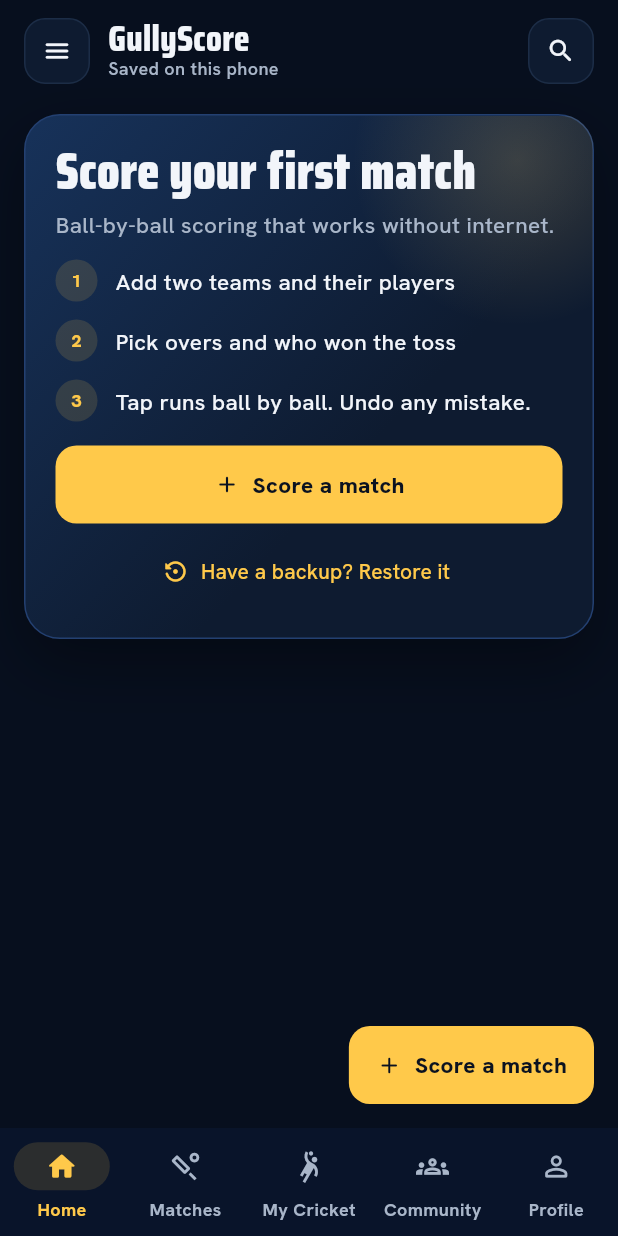
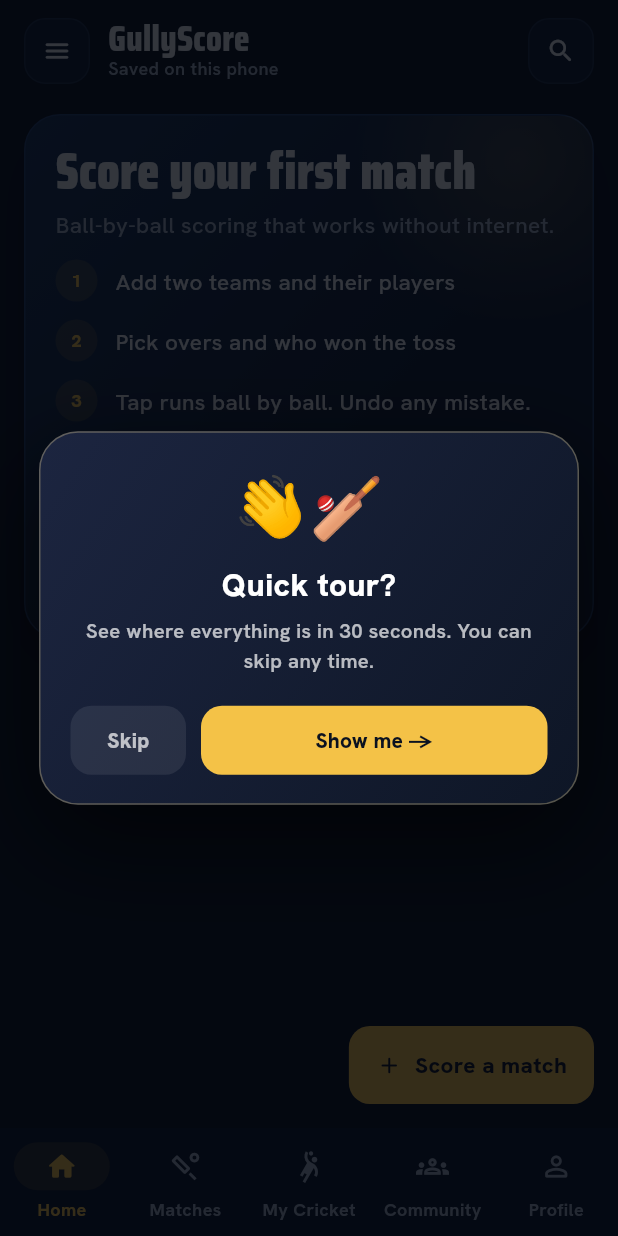
Before and after one commit to careermateapk/gullyscore, a Flutter app: the Shell screen opened directly, on a phone screen of 412 x 824 dp. Run offline on Flutter 3.47's test engine with Material 3 defaults, Android fonts, the phone set to English and light mode, and no system bars; our stand-ins replace file_picker, firebase_core, firebase_messaging, geolocator, google_sign_in, image_picker and 3 more; accounts and stored records are empty.

Commit message:
First-time app tour: spotlight on each button with a gold tip card (Menu → App tour plays it again)
Co-Authored-By: Claude Opus 5.5 <noreply@anthropic.com>
Claude-Session: https://claude.ai/code/session_01PJ6mWt7KeUbyAJPetBBxNh

```diff
--- a/lib/app/strings.dart
+++ b/lib/app/strings.dart
@@ -39,6 +39,7 @@ class Strings {
     'all_time': 'All time',
     'amount_hint': 'Amount (₹)',
     'app_name': 'GullyScore',
+    'app_tour': 'App tour',
     'appearance': 'Appearance',
     'are_you_coming': 'Are you coming?',
     'are_you_player': 'Are you a player?',
@@ -1135,6 +1136,25 @@ class Strings {
     'toss_bat': '{team} won the toss and chose to bat',
     'toss_bowl': '{team} won the toss and chose to bowl',
     'total': 'Total',
+    'tour_community_b': 'Posts, leaderboards and top players near you.',
+    'tour_community_t': 'Community',
+    'tour_lets_play': 'Let\'s play 🏏',
+    'tour_link_b': 'Got a match link on WhatsApp? Open it here and watch every ball live.',
+    'tour_link_t': 'Follow a match',
+    'tour_matches_b': 'Live, upcoming and finished matches from your area.',
+    'tour_matches_t': 'Matches',
+    'tour_menu_b': 'Grounds near you, bookings, tournaments, settings and help — all in this menu.',
+    'tour_menu_t': 'Everything else',
+    'tour_mycricket_b': 'Your stats, player card, level and badges live here.',
+    'tour_mycricket_t': 'My Cricket',
+    'tour_q_body': 'See where everything is in 30 seconds. You can skip any time.',
+    'tour_q_title': 'Quick tour?',
+    'tour_score_b': 'Tap here to start a new match. Score every ball with one tap — works even without internet.',
+    'tour_score_t': 'Score a match',
+    'tour_search_b': 'Find any player, team or match in a second.',
+    'tour_search_t': 'Search',
+    'tour_show_me': 'Show me',
+    'tour_step_n': 'Step {i} of {n}',
     'tournament_empty_body': 'Add teams, pick a format and GullyScore makes every fixture, table and knockout for you.',
     'tournament_empty_title': 'Run your own tournament',
     'tournament_name_hint': 'Tournament name, e.g. MPL 2026',
@@ -1287,6 +1307,7 @@ class Strings {
     'all_time': 'अब तक',
     'amount_hint': 'रक़म (₹)',
     'app_name': 'GullyScore',
+    'app_tour': 'ऐप टूर',
     'appearance': 'दिखावट',
     'are_you_coming': 'क्या आप आ रहे हैं?',
     'are_you_player': 'क्या आप खिलाड़ी हैं?',
@@ -2383,6 +2404,25 @@ class Strings {
     'toss_bat': '{team} ने टॉस जीतकर बैटिंग चुनी',
     'toss_bowl': '{team} ने टॉस जीतकर बॉलिंग चुनी',
     'total': 'कुल',
+    'tour_community_b': 'पोस्ट, लीडरबोर्ड और आपके पास के टॉप खिलाड़ी।',
+    'tour_community_t': 'कम्युनिटी',
+    'tour_lets_play': 'चलो खेलें 🏏',
+    'tour_link_b': 'WhatsApp पर मैच का लिंक मिला? यहाँ खोलें और हर बॉल लाइव देखें।',
+    'tour_link_t': 'मैच फ़ॉलो करें',
+    'tour_matches_b': 'आपके इलाक़े के लाइव, आने वाले और खत्म हुए मैच।',
+    'tour_matches_t': 'मैच',
+    'tour_menu_b': 'पास के ग्राउंड, बुकिंग, टूर्नामेंट, सेटिंग्स और मदद — सब इस मेन्यू में।',
+    'tour_menu_t': 'बाकी सब कुछ',
+    'tour_mycricket_b': 'आपके आँकड़े, प्लेयर कार्ड, लेवल और बैज यहाँ हैं।',
+    'tour_mycricket_t': 'मेरा क्रिकेट',
+    'tour_q_body': '30 सेकंड में देखें कि क्या कहाँ है। कभी भी छोड़ सकते हैं।',
+    'tour_q_title': 'छोटा सा टूर?',
+    'tour_score_b': 'नया मैच शुरू करने के लिए यहाँ दबाएँ। हर बॉल एक टैप में — बिना इंटरनेट के भी।',
+    'tour_score_t': 'मैच स्कोर करें',
+    'tour_search_b': 'कोई भी खिलाड़ी, टीम या मैच तुरंत ढूँढें।',
+    'tour_search_t': 'खोजें',
+    'tour_show_me': 'दिखाओ',
+    'tour_step_n': 'स्टेप {i} / {n}',
     'tournament_empty_body': 'टीमें जोड़ें, फ़ॉर्मेट चुनें, और GullyScore सारे मैच, टेबल और नॉकआउट ख़ुद बना देगा।',
     'tournament_empty_title': 'अपना टूर्नामेंट चलाएँ',
     'tournament_name_hint': 'टूर्नामेंट का नाम, जैसे MPL 2026',
--- a/lib/ui/screens/app_drawer.dart
+++ b/lib/ui/screens/app_drawer.dart
@@ -5,6 +5,7 @@ import 'package:flutter/material.dart';
 import '../../app/scope.dart';
 import '../../app/theme.dart';
 import '../../data/models.dart';
+import '../widgets/app_tour.dart';
 import '../widgets/common.dart';
 import 'booking_screens.dart';
 import 'grounds_screen.dart';
@@ -93,6 +94,7 @@ class AppDrawer extends StatelessWidget {
           item(Icons.article_outlined, const Color(0xFF5B9BFF), context.tr('nav_news'), () => _push(context, const NewsScreen(pushed: true))),
           Padding(padding: const EdgeInsets.symmetric(horizontal: 18, vertical: Space.s), child: Divider(color: p.line, height: 1)),
           item(Icons.help_outline_rounded, const Color(0xFF5B9BFF), context.tr('help_and_faq'), () => _push(context, const FaqScreen())),
+          item(Icons.tour_outlined, p.goldText, context.tr('app_tour'), () => _run(context, (_) => tourRequest.value++)),
           item(Icons.lock_outline_rounded, p.win, context.tr('privacy_policy'), () => _push(context, const InfoScreen(kind: 'privacy'))),
           item(Icons.description_outlined, p.text2, context.tr('terms'), () => _push(context, const InfoScreen(kind: 'terms'))),
           item(Icons.info_outline_rounded, const Color(0xFFFF8A3D), context.tr('about_us'), () => _push(context, const InfoScreen(kind: 'about'))),
--- a/lib/ui/screens/home_screen.dart
+++ b/lib/ui/screens/home_screen.dart
@@ -6,6 +6,7 @@ import '../../app/theme.dart';
 import '../../data/models.dart';
 import '../../scoring/engine.dart';
 import '../../scoring/predictor.dart';
+import '../widgets/app_tour.dart';
 import '../widgets/common.dart';
 import 'backup_ui.dart';
 import 'match_centre_screen.dart';
@@ -151,10 +152,13 @@ class _HomeScreenState extends State<HomeScreen> {
           Positioned(
             right: Space.edge,
             bottom: Space.l,
-            child: GoldButton(
-              label: context.tr('score_a_match'),
-              icon: Icons.add_rounded,
-              onPressed: () => Navigator.push(context, MaterialPageRoute(builder: (_) => const NewMatchScreen())),
+            child: KeyedSubtree(
+              key: TourKeys.score,
+              child: GoldButton(
+                label: context.tr('score_a_match'),
+                icon: Icons.add_rounded,
+                onPressed: () => Navigator.push(context, MaterialPageRoute(builder: (_) => const NewMatchScreen())),
+              ),
             ),
           ),
         ]);
@@ -173,7 +177,7 @@ class _TopBar extends StatelessWidget {
     return Padding(
       padding: const EdgeInsets.fromLTRB(Space.edge, Space.m, Space.edge, Space.s),
       child: Row(children: [
-        IconBtn(icon: Icons.menu_rounded, tooltip: context.tr('menu'), onPressed: () => Scaffold.of(context).openDrawer()),
+        KeyedSubtree(key: TourKeys.menu, child: IconBtn(icon: Icons.menu_rounded, tooltip: context.tr('menu'), onPressed: () => Scaffold.of(context).openDrawer())),
         const SizedBox(width: Space.m),
         Expanded(
           child: Column(crossAxisAlignment: CrossAxisAlignment.start, children: [
@@ -182,10 +186,10 @@ class _TopBar extends StatelessWidget {
           ]),
         ),
         if (context.sync.enabled) ...[
-          IconBtn(icon: Icons.link_rounded, tooltip: context.tr('follow_a_match'), onPressed: () => followMatchByLink(context)),
+          KeyedSubtree(key: TourKeys.link, child: IconBtn(icon: Icons.link_rounded, tooltip: context.tr('follow_a_match'), onPressed: () => followMatchByLink(context))),
           const SizedBox(width: Space.s),
         ],
-        IconBtn(icon: Icons.search_rounded, tooltip: context.tr('search'), onPressed: onSearch),
+        KeyedSubtree(key: TourKeys.search, child: IconBtn(icon: Icons.search_rounded, tooltip: context.tr('search'), onPressed: onSearch)),
       ]),
     );
   }
--- a/lib/ui/screens/shell.dart
+++ b/lib/ui/screens/shell.dart
@@ -4,6 +4,7 @@ import 'package:flutter/material.dart';
 
 import '../../app/scope.dart';
 import '../../app/theme.dart';
+import '../widgets/app_tour.dart';
 import 'app_drawer.dart';
 import 'community_screen.dart';
 import 'home_screen.dart';
@@ -20,8 +21,43 @@ class Shell extends StatefulWidget {
 
 class _ShellState extends State<Shell> {
   int _index = 0;
+  OverlayEntry? _tour;
 
   void go(int i) => setState(() => _index = i);
+
+  @override
+  void initState() {
+    super.initState();
+    tourRequest.addListener(_replayTour);
+    WidgetsBinding.instance.addPostFrameCallback((_) {
+      if (mounted && !context.settings.tourDone) _startTour();
+    });
+  }
+
+  @override
+  void dispose() {
+    tourRequest.removeListener(_replayTour);
+    _tour?.remove();
+    _tour = null;
+    super.dispose();
+  }
+
+  void _replayTour() {
+    if (!mounted) return;
+    go(0);
+    // wait for Home to be on screen
+    Future.delayed(context.reduceMotion ? Duration.zero : const Duration(milliseconds: 450), () {
+      if (mounted) _startTour();
+    });
+  }
+
+  void _startTour() {
+    if (_tour != null) return;
+    _tour = showAppTour(context, onDone: () {
+      _tour = null;
+      if (mounted) context.settings.setTourDone();
+    });
+  }
 
   @override
   Widget build(BuildContext context) {
@@ -64,6 +100,7 @@ class _ShellState extends State<Shell> {
           child: DecoratedBox(
             decoration: BoxDecoration(border: Border(top: BorderSide(color: p.line))),
             child: NavigationBar(
+              key: TourKeys.navBar,
               selectedIndex: _index,
               onDestinationSelected: go,
               animationDuration: Motion.fade,
--- /dev/null
+++ b/lib/ui/widgets/app_tour.dart
@@ -0,0 +1,330 @@
+// First-time app tour: the screen goes dark, one button at a time lights up
+// with a gold ring, and a gold card explains it. Shown once after the first
+// log in; Menu → App tour plays it again.
+import 'dart:math' as math;
+
+import 'package:flutter/material.dart';
+
+import '../../app/scope.dart';
+
+const _ink = Color(0xFF0B1220);
+const _goldA = Color(0xFFF4C247);
+const _goldB = Color(0xFFFFE7A3);
+
+/// The buttons the tour points at.
+class TourKeys {
+  static final score = GlobalKey(debugLabel: 'tour-score');
+  static final menu = GlobalKey(debugLabel: 'tour-menu');
+  static final link = GlobalKey(debugLabel: 'tour-link');
+  static final search = GlobalKey(debugLabel: 'tour-search');
+  static final navBar = GlobalKey(debugLabel: 'tour-nav');
+}
+
+/// Bump this to play the tour again (Menu → App tour).
+final tourRequest = ValueNotifier<int>(0);
+
+class _Step {
+  const _Step(this.rect, this.emoji, this.title, this.body);
+  final Rect? Function() rect;
+  final String emoji, title, body;
+}
+
+Rect? _rectOf(GlobalKey key) {
+  final box = key.currentContext?.findRenderObject() as RenderBox?;
+  if (box == null || !box.hasSize || !box.attached) return null;
+  return box.localToGlobal(Offset.zero) & box.size;
+}
+
+Rect? _navSlot(int i) {
+  final r = _rectOf(TourKeys.navBar);
+  if (r == null) return null;
+  final w = r.width / 5;
+  return Rect.fromLTWH(r.left + w * i + 4, r.top + 4, w - 8, math.min(r.height - 8, 64));
+}
+
+/// Puts the tour over the whole app. [onDone] runs when it is finished or skipped.
+OverlayEntry showAppTour(BuildContext context, {required VoidCallback onDone}) {
+  late OverlayEntry entry;
+  entry = OverlayEntry(builder: (_) => AppTour(onDone: () {
+        entry.remove();
+        onDone();
+      }));
+  Overlay.of(context, rootOverlay: true).insert(entry);
+  return entry;
+}
+
+class AppTour extends StatefulWidget {
+  const AppTour({super.key, required this.onDone});
+  final VoidCallback onDone;
+  @override
+  State<AppTour> createState() => _AppTourState();
+}
+
+class _AppTourState extends State<AppTour> with TickerProviderStateMixin {
+  late final AnimationController _move = AnimationController(vsync: this, duration: const Duration(milliseconds: 380));
+  late final AnimationController _pulse = AnimationController(vsync: this, duration: const Duration(milliseconds: 1300));
+  late final AnimationController _show = AnimationController(vsync: this, duration: const Duration(milliseconds: 300));
+  int _i = -1; // -1 = "Quick tour?" card
+  Rect? _from, _to;
+  List<_Step> _steps = const [];
+  bool _closing = false;
+
+  @override
+  void didChangeDependencies() {
+    super.didChangeDependencies();
+    if (context.reduceMotion) {
+      _show.value = 1;
+      _move.value = 1;
+      _pulse.stop();
+    } else {
+      if (_show.value == 0 && !_show.isAnimating) _show.forward();
+      if (!_pulse.isAnimating) _pulse.repeat();
+    }
+  }
+
+  @override
+  void dispose() {
+    _move.dispose();
+    _pulse.dispose();
+    _show.dispose();
+    super.dispose();
+  }
+
+  List<_Step> _allSteps() => [
+        _Step(() => _rectOf(TourKeys.score), '⚡', context.tr('tour_score_t'), context.tr('tour_score_b')),
+        _Step(() => _rectOf(TourKeys.menu), '☰', context.tr('tour_menu_t'), context.tr('tour_menu_b')),
+        _Step(() => _rectOf(TourKeys.link), '🔗', context.tr('tour_link_t'), context.tr('tour_link_b')),
+        _Step(() => _rectOf(TourKeys.search), '🔍', context.tr('tour_search_t'), context.tr('tour_search_b')),
+        _Step(() => _navSlot(1), '🏏', context.tr('tour_matches_t'), context.tr('tour_matches_b')),
+        _Step(() => _navSlot(2), '🪪', context.tr('tour_mycricket_t'), context.tr('tour_mycricket_b')),
+        _Step(() => _navSlot(3), '👥', context.tr('tour_community_t'), context.tr('tour_community_b')),
+      ];
+
+  void _go(int i) {
+    if (i >= _steps.length) return _finish();
+    final r = _steps[i].rect();
+    if (r == null) return _go(i + 1); // that button is not on screen: skip it
+    setState(() {
+      _from = _to ?? r;
+      _to = r;
+      _i = i;
+    });
+    if (context.reduceMotion) {
+      _move.value = 1;
+    } else {
+      _move.forward(from: 0);
+    }
+  }
+
+  void _start() {
+    _steps = _allSteps().where((s) => s.rect() != null).toList();
+    if (_steps.isEmpty) return _finish();
+    _go(0);
+  }
+
+  Future<void> _finish() async {
+    if (_closing) return;
+    _closing = true;
+    if (!context.reduceMotion) await _show.reverse();
+    widget.onDone();
+  }
+
+  @override
+  Widget build(BuildContext context) {
+    return Material(
+      type: MaterialType.transparency,
+      child: AnimatedBuilder(
+        animation: Listenable.merge([_move, _pulse, _show]),
+        builder: (context, _) {
+          final size = MediaQuery.sizeOf(context);
+          final fade = _show.value;
+          if (_i < 0) return Opacity(opacity: fade, child: _intro(context));
+          final k = Curves.easeOutCubic.transform(_move.value);
+          // re-read the target in case the screen moved
+          final target = _steps[_i].rect() ?? _to!;
+          final rect = Rect.lerp(_from, target, k)!;
+          final below = rect.center.dy < size.height * 0.55;
+          final tipIn = context.reduceMotion ? 1.0 : Curves.easeOut.transform(((_move.value - 0.45) / 0.55).clamp(0.0, 1.0));
+          return Opacity(
+            opacity: fade,
+            child: Stack(children: [
+              // dark screen with a hole; taps on it do nothing
+              Positioned.fill(
+                child: GestureDetector(
+                  behavior: HitTestBehavior.opaque,
+                  onTap: () {},
+                  child: CustomPaint(painter: _SpotPainter(rect: rect, pulse: context.reduceMotion ? null : _pulse.value)),
+                ),
+              ),
+              Positioned(
+                left: 16,
+                right: 16,
+                top: below ? rect.bottom + 18 : null,
+                bottom: below ? null : size.height - rect.top + 18,
+                child: Opacity(
+                  opacity: tipIn,
+                  child: Transform.translate(
+                    offset: Offset(0, (1 - tipIn) * (below ? 12 : -12)),
+                    child: _tip(context, rect, below),
+                  ),
+                ),
+              ),
+            ]),
+          );
+        },
+      ),
+    );
+  }
+
+  Widget _tip(BuildContext context, Rect rect, bool below) {
+    final last = _i == _steps.length - 1;
+    final s = _steps[_i];
+    final arrowX = (rect.center.dx - 16 - 9).clamp(18.0, MediaQuery.sizeOf(context).width - 32 - 36);
+    final card = Container(
+      padding: const EdgeInsets.fromLTRB(16, 14, 14, 12),
+      decoration: BoxDecoration(
+        borderRadius: BorderRadius.circular(22),
+        gradient: const LinearGradient(begin: Alignment.topLeft, end: Alignment.bottomRight, colors: [_goldB, _goldA, Color(0xFFE9A21A)], stops: [0, 0.55, 1]),
+        boxShadow: const [BoxShadow(color: Color(0x8C000000), blurRadius: 40, offset: Offset(0, 18))],
+      ),
+      child: Column(crossAxisAlignment: CrossAxisAlignment.start, mainAxisSize: MainAxisSize.min, children: [
+        Text(context.tr('tour_step_n', {'i': _i + 1, 'n': _steps.length}).toUpperCase(),
+            style: TextStyle(color: _ink.withValues(alpha: 0.65), fontWeight: FontWeight.w800, fontSize: 10.5, letterSpacing: 1.3)),
+        const SizedBox(height: 3),
+        Text('${s.emoji}  ${s.title}', style: const TextStyle(color: _ink, fontWeight: FontWeight.w800, fontSize: 18)),
+        const SizedBox(height: 4),
+        Text(s.body, style: TextStyle(color: _ink.withValues(alpha: 0.85), fontWeight: FontWeight.w600, fontSize: 13.5, height: 1.4)),
+        const SizedBox(height: 10),
+        Row(children: [
+          Expanded(
+            child: Wrap(spacing: 5, runSpacing: 4, children: [
+              for (var j = 0; j < _steps.length; j++)
+                AnimatedContainer(
+                  duration: const Duration(milliseconds: 250),
+                  width: j == _i ? 18 : 6,
+                  height: 6,
+                  decoration: BoxDecoration(borderRadius: BorderRadius.circular(9), color: j == _i ? _ink : _ink.withValues(alpha: 0.25)),
+                ),
+            ]),
+          ),
+          if (!last)
+            TextButton(
+              onPressed: _finish,
+              style: TextButton.styleFrom(foregroundColor: _ink.withValues(alpha: 0.65), minimumSize: const Size(48, 40), padding: const EdgeInsets.symmetric(horizontal: 10)),
+              child: Text(context.tr('skip'), style: const TextStyle(fontWeight: FontWeight.w800)),
+            ),
+          FilledButton(
+            onPressed: () => _go(_i + 1),
+            style: FilledButton.styleFrom(
+              backgroundColor: _ink,
+              foregroundColor: _goldB,
+              minimumSize: const Size(48, 40),
+              padding: const EdgeInsets.symmetric(horizontal: 14),
+              shape: RoundedRectangleBorder(borderRadius: BorderRadius.circular(12)),
+            ),
+            child: Text(last ? context.tr('tour_lets_play') : '${context.tr('next')} →', style: const TextStyle(fontWeight: FontWeight.w800)),
+          ),
+        ]),
+      ]),
+    );
+    final arrow = Padding(
+      padding: EdgeInsets.only(left: arrowX),
+      child: Transform.rotate(
+        angle: math.pi / 4,
+        child: Container(width: 18, height: 18, decoration: BoxDecoration(color: below ? _goldB : _goldA, borderRadius: BorderRadius.circular(3))),
+      ),
+    );
+    return Column(
+      crossAxisAlignment: CrossAxisAlignment.start,
+      mainAxisSize: MainAxisSize.min,
+      children: below
+          ? [Transform.translate(offset: const Offset(0, 9), child: arrow), card]
+          : [card, Transform.translate(offset: const Offset(0, -9), child: arrow)],
+    );
+  }
+
+  Widget _intro(BuildContext context) {
+    return Stack(children: [
+      Positioned.fill(child: GestureDetector(onTap: () {}, child: const ColoredBox(color: Color(0xCC03060D)))),
+      Center(
+        child: Padding(
+          padding: const EdgeInsets.all(26),
+          child: Transform.scale(
+            scale: 0.9 + 0.1 * Curves.easeOutBack.transform(_show.value),
+            child: Container(
+              padding: const EdgeInsets.fromLTRB(20, 22, 20, 18),
+              decoration: BoxDecoration(
+                borderRadius: BorderRadius.circular(26),
+                gradient: const LinearGradient(begin: Alignment.topLeft, end: Alignment.bottomRight, colors: [Color(0xFF1C2540), Color(0xFF0E1626)]),
+                border: Border.all(color: _goldB.withValues(alpha: 0.3)),
+                boxShadow: const [BoxShadow(color: Color(0x99000000), blurRadius: 60, offset: Offset(0, 24))],
+              ),
+              child: Column(mainAxisSize: MainAxisSize.min, children: [
+                const Text('👋🏏', style: TextStyle(fontSize: 40)),
+                const SizedBox(height: 8),
+                Text(context.tr('tour_q_title'), textAlign: TextAlign.center, style: const TextStyle(color: Colors.white, fontWeight: FontWeight.w800, fontSize: 21)),
+                const SizedBox(height: 6),
+                Text(context.tr('tour_q_body'), textAlign: TextAlign.center, style: const TextStyle(color: Colors.white70, fontWeight: FontWeight.w600, fontSize: 13.5, height: 1.45)),
+                const SizedBox(height: 18),
+                Row(children: [
+                  Expanded(
+                    child: TextButton(
+                      onPressed: _finish,
+                      style: TextButton.styleFrom(
+                        foregroundColor: Colors.white70,
+                        backgroundColor: Colors.white.withValues(alpha: 0.08),
+                        minimumSize: const Size(48, 46),
+                        shape: RoundedRectangleBorder(borderRadius: BorderRadius.circular(14)),
+                      ),
+                      child: Text(context.tr('skip'), style: const TextStyle(fontWeight: FontWeight.w800)),
+                    ),
+                  ),
+                  const SizedBox(width: 10),
+                  Expanded(
+                    flex: 3,
+                    child: FilledButton(
+                      onPressed: _start,
+                      style: FilledButton.styleFrom(
+                        backgroundColor: _goldA,
+                        foregroundColor: _ink,
+                        minimumSize: const Size(48, 46),
+                        shape: RoundedRectangleBorder(borderRadius: BorderRadius.circular(14)),
+                      ),
+                      child: Text('${context.tr('tour_show_me')} →', maxLines: 1, overflow: TextOverflow.ellipsis, style: const TextStyle(fontWeight: FontWeight.w800)),
+                    ),
+                  ),
+                ]),
+              ]),
+            ),
+          ),
+        ),
+      ),
+    ]);
+  }
+}
+
+class _SpotPainter extends CustomPainter {
+  _SpotPainter({required this.rect, this.pulse});
+  final Rect rect;
+  final double? pulse; // 0..1, null when motion is reduced
+
+  @override
+  void paint(Canvas canvas, Size size) {
+    final hole = rect.inflate(6);
+    final radius = Radius.circular(math.min(hole.shortestSide / 2, hole.height > 70 ? 22 : 16));
+    final rr = RRect.fromRectAndRadius(hole, radius);
+    final dim = Path.combine(PathOperation.difference, Path()..addRect(Offset.zero & size), Path()..addRRect(rr));
+    canvas.drawPath(dim, Paint()..color = const Color(0xC703060D));
+    canvas.drawRRect(rr, Paint()..color = _goldA.withValues(alpha: 0.5)..style = PaintingStyle.stroke..strokeWidth = 10..maskFilter = const MaskFilter.blur(BlurStyle.normal, 10));
+    canvas.drawRRect(rr, Paint()..color = _goldA..style = PaintingStyle.stroke..strokeWidth = 3);
+    final p = pulse;
+    if (p != null) {
+      final grow = p * 12;
+      canvas.drawRRect(RRect.fromRectAndRadius(hole.inflate(grow), radius + Radius.circular(grow)),
+          Paint()..color = _goldB.withValues(alpha: (1 - p) * 0.8)..style = PaintingStyle.stroke..strokeWidth = 2);
+    }
+  }
+
+  @override
+  bool shouldRepaint(_SpotPainter old) => old.rect != rect || old.pulse != pulse;
+}
```
Also changed, not shown: lib/app/settings.dart (+7 -0 lines), 1 other file.
